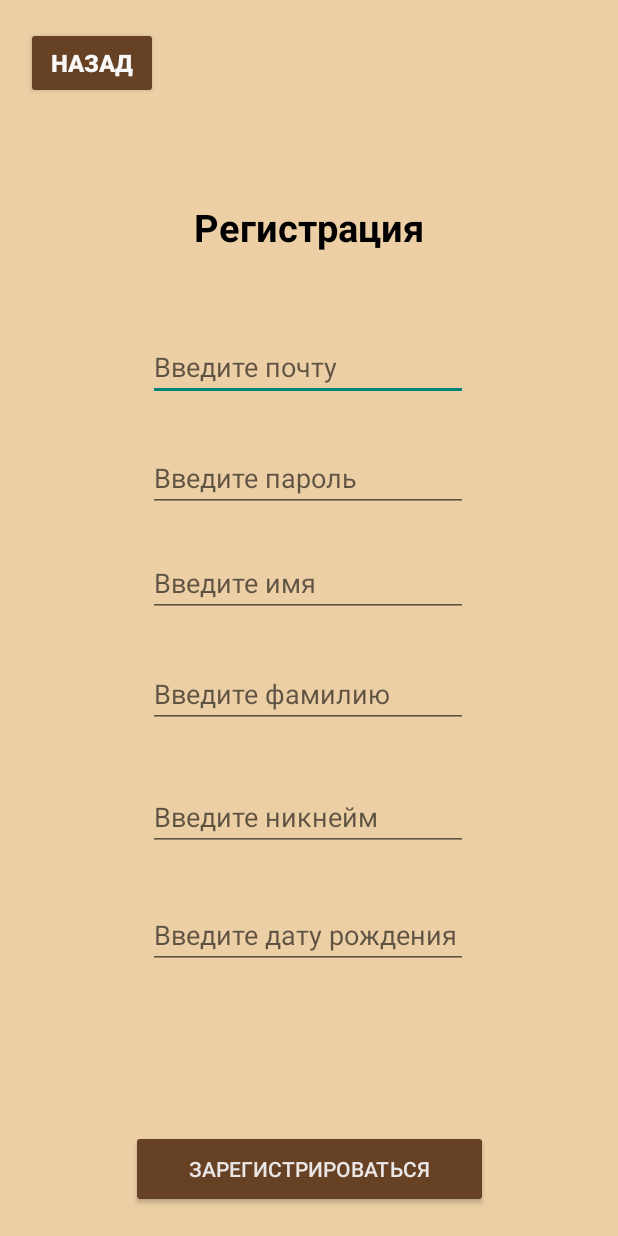
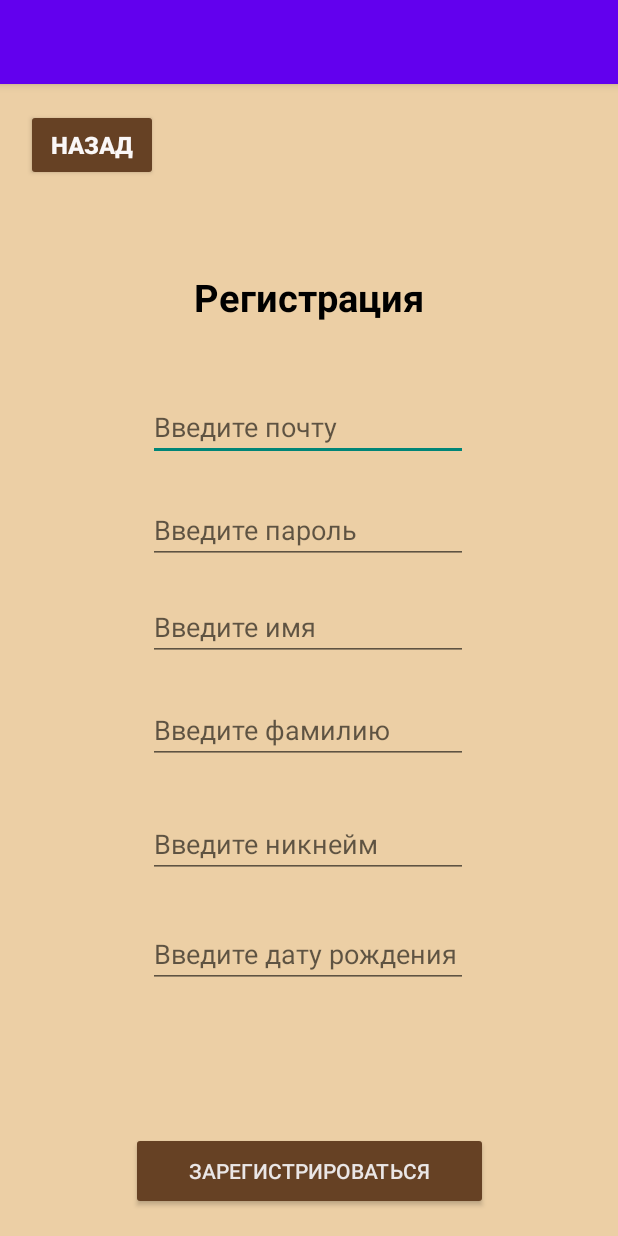
Before and after one commit to Zarudnev-Alexandr/BChat, an Android app: the screen it shows after launch (RegActivity), after a tap on "Регистрация", on a phone screen of 412 x 824 dp. Run offline under Robolectric (Android 15) with nearby library versions, the phone set to English and light mode, and no system bars.

Commit message:
Кучервый трясун

```diff
--- a/mobile/app/src/main/res/values/themes.xml
+++ b/mobile/app/src/main/res/values/themes.xml
@@ -1,6 +1,6 @@
 <resources xmlns:tools="http://schemas.android.com/tools">
     <!-- Base application theme. -->
-    <style name="Theme.BChatMobile" parent="Theme.AppCompat.Light.NoActionBar">
+    <style name="Theme.BChatMobile" parent="Theme.AppCompat.Light">
         <!-- Primary brand color. -->
         <item name="colorPrimary">@color/purple_500</item>
         <item name="colorPrimaryVariant">@color/purple_700</item>
```
Also changed, not shown: mobile/app/src/main/java/com/example/bchatmobile/ChatsFragment.java (+25 -1 lines).
